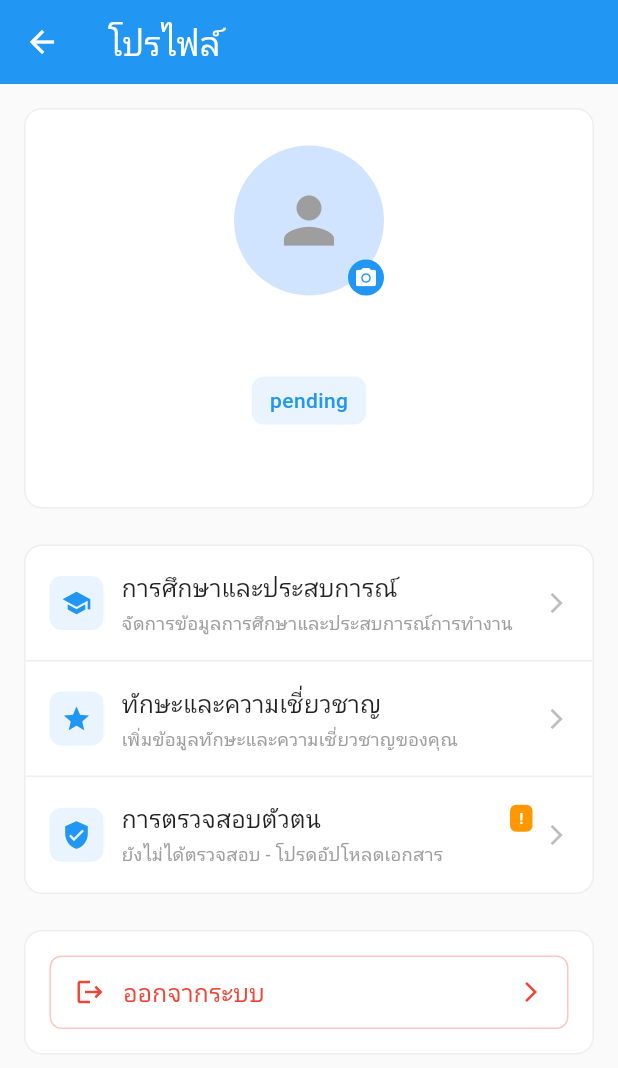
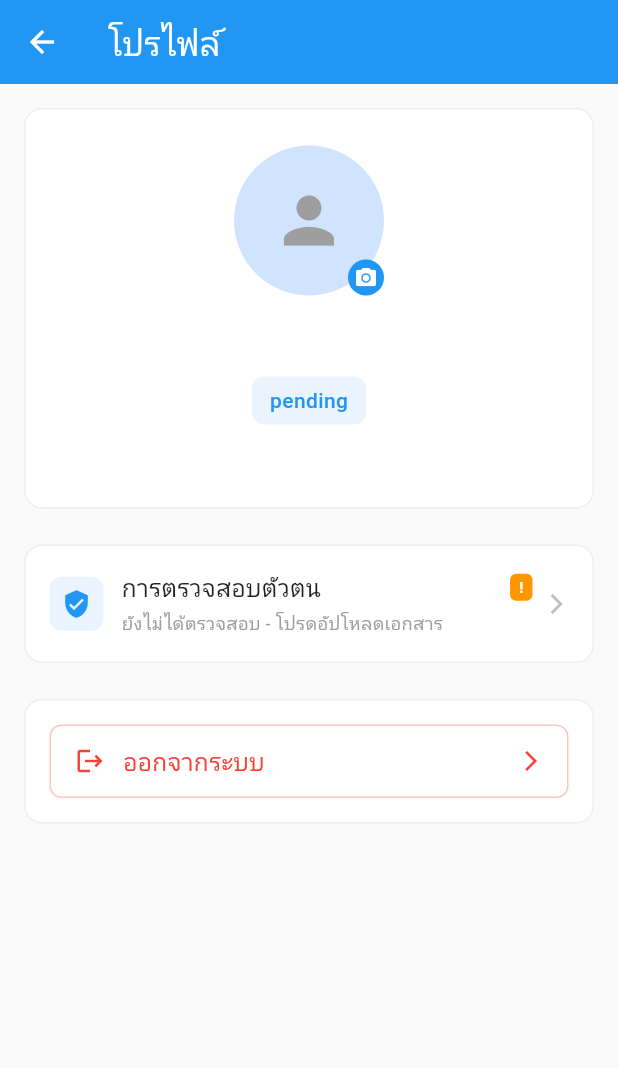
Before and after one commit to praponb/Jobs4Dent_Flutter_v2, a Flutter app: the HomeScreen screen opened directly, scrolled down 576 dp, after a tap on the "person" icon, on a phone screen of 412 x 824 dp. Shown: the top 1068 px of the screen. Run offline on Flutter 3.47's test engine with Material 3 defaults, Android fonts, the light colour scheme and no system bars; our stand-ins replace cached_network_image, cloud_firestore, firebase_auth, firebase_core, firebase_storage, fl_chart and 9 more; accounts and stored records are empty.

Commit message:
modified:   jobs4dent/lib/screens/home/dentist_dashboard.dart 	modified:   jobs4dent/lib/screens/home/home_screen.dart 	modified:   jobs4dent/lib/screens/home/widgets/dentist_quick_actions.dart 	modified:   jobs4dent/lib/screens/profile/data/profile_menu_data.dart 	modified:   jobs4dent/lib/screens/profile/dentist_mini_resume_screen.dart

```diff
--- a/jobs4dent/lib/screens/home/dentist_dashboard.dart
+++ b/jobs4dent/lib/screens/home/dentist_dashboard.dart
@@ -107,9 +107,9 @@ class _DentistDashboardState extends State<DentistDashboard> {
                   const SizedBox(height: 24),
 
                   // Availability Calendar Section
-                  DentistAvailabilitySection(
-                    onManageTap: () => _showAvailabilityDialog(),
-                  ),
+                  // DentistAvailabilitySection(
+                  //   onManageTap: () => _showAvailabilityDialog(),
+                  // ),
                 ],
               ),
             ),
--- a/jobs4dent/lib/screens/home/home_screen.dart
+++ b/jobs4dent/lib/screens/home/home_screen.dart
@@ -3,7 +3,7 @@ import 'package:provider/provider.dart';
 import '../../providers/auth_provider.dart';
 import 'dentist_dashboard.dart';
 import 'clinic_dashboard.dart';
-import 'seller_dashboard.dart';
+// import 'seller_dashboard.dart';
 import '../profile/profile_screen.dart';
 
 class HomeScreen extends StatefulWidget {
@@ -42,11 +42,12 @@ class _HomeScreenState extends State<HomeScreen> {
     switch (_currentIndex) {
       case 0:
         return _getDashboard(userType);
+      // case 1:
+      //   return _getSecondaryScreen(userType);
+      // case 2:
+      //   return _getThirdScreen(userType);
+      //case 3:
       case 1:
-        return _getSecondaryScreen(userType);
-      case 2:
-        return _getThirdScreen(userType);
-      case 3:
         return const ProfileScreen();
       default:
         return _getDashboard(userType);
@@ -60,32 +61,32 @@ class _HomeScreenState extends State<HomeScreen> {
         return const DentistDashboard();
       case 'clinic':
         return const ClinicDashboard();
-      case 'seller':
-        return const SellerDashboard();
+      // case 'seller':
+      //   return const SellerDashboard();
       default:
         return const DentistDashboard();
     }
   }
 
-  Widget _getSecondaryScreen(String userType) {
-    // This would be Jobs for dentists, Applications for clinics, etc.
-            return const Center(
-          child: Text(
-            'หน้าจอรอง',
-            style: TextStyle(fontSize: 24),
-          ),
-        );
-  }
+  // Widget _getSecondaryScreen(String userType) {
+  //   // This would be Jobs for dentists, Applications for clinics, etc.
+  //           return const Center(
+  //         child: Text(
+  //           'หน้าจอรอง',
+  //           style: TextStyle(fontSize: 24),
+  //         ),
+  //       );
+  // }
 
-  Widget _getThirdScreen(String userType) {
-    // This would be Marketplace, Messages, etc.
-            return const Center(
-          child: Text(
-            'หน้าจอที่สาม',
-            style: TextStyle(fontSize: 24),
-          ),
-        );
-  }
+  // Widget _getThirdScreen(String userType) {
+  //   // This would be Marketplace, Messages, etc.
+  //           return const Center(
+  //         child: Text(
+  //           'หน้าจอที่สาม',
+  //           style: TextStyle(fontSize: 24),
+  //         ),
+  //       );
+  // }
 
   BottomNavigationBar _buildBottomNavigationBar(String userType) {
     List<BottomNavigationBarItem> items = [];
@@ -98,14 +99,14 @@ class _HomeScreenState extends State<HomeScreen> {
             icon: Icon(Icons.dashboard),
             label: 'แดชบอร์ด',
           ),
-          const BottomNavigationBarItem(
-            icon: Icon(Icons.work),
-            label: 'งาน',
-          ),
-          const BottomNavigationBarItem(
-            icon: Icon(Icons.store),
-            label: 'ตลาดซื้อขาย',
-          ),
+          // const BottomNavigationBarItem(
+          //   icon: Icon(Icons.work),
+          //   label: 'งาน',
+          // ),
+          // const BottomNavigationBarItem(
+          //   icon: Icon(Icons.store),
+          //   label: 'ตลาดซื้อขาย',
+          // ),
           const BottomNavigationBarItem(
             icon: Icon(Icons.person),
             label: 'โปรไฟล์',
@@ -118,54 +119,54 @@ class _HomeScreenState extends State<HomeScreen> {
             icon: Icon(Icons.dashboard),
             label: 'แดชบอร์ด',
           ),
-          const BottomNavigationBarItem(
-            icon: Icon(Icons.post_add),
-            label: 'ประกาศงาน',
-          ),
-          const BottomNavigationBarItem(
-            icon: Icon(Icons.people),
-            label: 'ใบสมัคร',
-          ),
+          // const BottomNavigationBarItem(
+          //   icon: Icon(Icons.post_add),
+          //   label: 'ประกาศงาน',
+          // ),
+          // const BottomNavigationBarItem(
+          //   icon: Icon(Icons.people),
+          //   label: 'ใบสมัคร',
+          // ),
           const BottomNavigationBarItem(
             icon: Icon(Icons.person),
             label: 'โปรไฟล์',
           ),
         ];
         break;
-      case 'seller':
-        items = [
-          const BottomNavigationBarItem(
-            icon: Icon(Icons.dashboard),
-            label: 'แดชบอร์ด',
-          ),
-          const BottomNavigationBarItem(
-            icon: Icon(Icons.inventory),
-            label: 'สินค้า',
-          ),
-          const BottomNavigationBarItem(
-            icon: Icon(Icons.shopping_cart),
-            label: 'คำสั่งซื้อ',
-          ),
-          const BottomNavigationBarItem(
-            icon: Icon(Icons.person),
-            label: 'โปรไฟล์',
-          ),
-        ];
-        break;
+      // case 'seller':
+      //   items = [
+      //     const BottomNavigationBarItem(
+      //       icon: Icon(Icons.dashboard),
+      //       label: 'แดชบอร์ด',
+      //     ),
+      //     const BottomNavigationBarItem(
+      //       icon: Icon(Icons.inventory),
+      //       label: 'สินค้า',
+      //     ),
+      //     const BottomNavigationBarItem(
+      //       icon: Icon(Icons.shopping_cart),
+      //       label: 'คำสั่งซื้อ',
+      //     ),
+      //     const BottomNavigationBarItem(
+      //       icon: Icon(Icons.person),
+      //       label: 'โปรไฟล์',
+      //     ),
+      //   ];
+      //   break;
       default:
         items = [
           const BottomNavigationBarItem(
             icon: Icon(Icons.dashboard),
             label: 'แดชบอร์ด',
           ),
-          const BottomNavigationBarItem(
-            icon: Icon(Icons.work),
-            label: 'งาน',
-          ),
-          const BottomNavigationBarItem(
-            icon: Icon(Icons.store),
-            label: 'ตลาดซื้อขาย',
-          ),
+          // const BottomNavigationBarItem(
+          //   icon: Icon(Icons.work),
+          //   label: 'งาน',
+          // ),
+          // const BottomNavigationBarItem(
+          //   icon: Icon(Icons.store),
+          //   label: 'ตลาดซื้อขาย',
+          // ),
           const BottomNavigationBarItem(
             icon: Icon(Icons.person),
             label: 'โปรไฟล์',
--- a/jobs4dent/lib/screens/home/widgets/dentist_quick_actions.dart
+++ b/jobs4dent/lib/screens/home/widgets/dentist_quick_actions.dart
@@ -6,7 +6,7 @@ import '../../jobs/my_applications_screen.dart';
 import '../../profile/dentist_mini_resume_screen.dart';
 import '../../profile/assistant_mini_resume_screen.dart';
 import '../../profile/document_verification_screen.dart';
-import '../../marketplace/marketplace_screen.dart';
+// import '../../marketplace/marketplace_screen.dart';
 import '../../../providers/auth_provider.dart';
 
 /// Quick actions widget for dentist dashboard
@@ -109,35 +109,35 @@ class DentistQuickActions extends StatelessWidget {
             ),
           ],
         ),
-        const SizedBox(height: 12),
-        Row(
-          children: [
-            Expanded(
-              child: _ActionCard(
-                title: 'ตลาด',
-                subtitle: 'ซื้อ/ขายผลิตภัณฑ์',
-                icon: Icons.store,
-                color: Colors.green,
-                onTap: () {
-                  Navigator.push(
-                    context,
-                    MaterialPageRoute(builder: (context) => const MarketplaceScreen()),
-                  );
-                },
-              ),
-            ),
-            const SizedBox(width: 12),
-            Expanded(
-              child: _ActionCard(
-                title: 'ความพร้อม',
-                subtitle: 'จัดการปฏิทิน',
-                icon: Icons.event_available,
-                color: Colors.purple,
-                onTap: onAvailabilityTap,
-              ),
-            ),
-          ],
-        ),
+        // const SizedBox(height: 12),
+        // Row(
+        //   children: [
+        //     Expanded(
+        //       child: _ActionCard(
+        //         title: 'ตลาด',
+        //         subtitle: 'ซื้อ/ขายผลิตภัณฑ์',
+        //         icon: Icons.store,
+        //         color: Colors.green,
+        //         onTap: () {
+        //           Navigator.push(
+        //             context,
+        //             MaterialPageRoute(builder: (context) => const MarketplaceScreen()),
+        //           );
+        //         },
+        //       ),
+        //     ),
+        //     const SizedBox(width: 12),
+        //     Expanded(
+        //       child: _ActionCard(
+        //         title: 'ความพร้อม',
+        //         subtitle: 'จัดการปฏิทิน',
+        //         icon: Icons.event_available,
+        //         color: Colors.purple,
+        //         onTap: onAvailabilityTap,
+        //       ),
+        //     ),
+        //   ],
+        // ),
       ],
     );
   }
--- a/jobs4dent/lib/screens/profile/data/profile_menu_data.dart
+++ b/jobs4dent/lib/screens/profile/data/profile_menu_data.dart
@@ -1,13 +1,13 @@
 import 'package:flutter/material.dart';
 import '../../../models/user_model.dart';
-import '../education_experience_screen.dart';
-import '../skills_specialties_screen.dart';
-import '../work_location_preference_screen.dart';
-import '../branch_management_screen.dart';
+// import '../education_experience_screen.dart';
+// import '../skills_specialties_screen.dart';
+// import '../work_location_preference_screen.dart';
+// import '../branch_management_screen.dart';
 import '../role_switcher_screen.dart';
 import '../document_verification_screen.dart';
-import '../dentist_mini_resume_screen.dart';
-import '../assistant_mini_resume_screen.dart';
+// import '../dentist_mini_resume_screen.dart';
+// import '../assistant_mini_resume_screen.dart';
 
 class ProfileMenuItem {
   final IconData icon;
@@ -34,39 +34,39 @@ class ProfileMenuData {
     List<ProfileMenuItem> items = [];
 
     // Common menu items for all users
-    items.addAll([
-      ProfileMenuItem(
-        icon: Icons.school,
-        title: 'การศึกษาและประสบการณ์',
-        subtitle: 'จัดการข้อมูลการศึกษาและประสบการณ์การทำงาน',
-        onTap: () => Navigator.push(
-          context,
-          MaterialPageRoute(builder: (context) => const EducationExperienceScreen()),
-        ),
-      ),
-      ProfileMenuItem(
-        icon: Icons.star,
-        title: 'ทักษะและความเชี่ยวชาญ',
-        subtitle: 'เพิ่มข้อมูลทักษะและความเชี่ยวชาญของคุณ',
-        onTap: () => Navigator.push(
-          context,
-          MaterialPageRoute(builder: (context) => const SkillsSpecialtiesScreen()),
-        ),
-      ),
-    ]);
+    // items.addAll([
+    //   ProfileMenuItem(
+    //     icon: Icons.school,
+    //     title: 'การศึกษาและประสบการณ์',
+    //     subtitle: 'จัดการข้อมูลการศึกษาและประสบการณ์การทำงาน',
+    //     onTap: () => Navigator.push(
+    //       context,
+    //       MaterialPageRoute(builder: (context) => const EducationExperienceScreen()),
+    //     ),
+    //   ),
+    //   ProfileMenuItem(
+    //     icon: Icons.star,
+    //     title: 'ทักษะและความเชี่ยวชาญ',
+    //     subtitle: 'เพิ่มข้อมูลทักษะและความเชี่ยวชาญของคุณ',
+    //     onTap: () => Navigator.push(
+    //       context,
+    //       MaterialPageRoute(builder: (context) => const SkillsSpecialtiesScreen()),
+    //     ),
+    //   ),
+    // ]);
 
     // User type specific menu items
-    if (user.userType == 'dentist') {
-      items.addAll(_getDentistMenuItems(user, context));
-    } else if (user.userType == 'assistant') {
-      items.addAll(_getAssistantMenuItems(user, context));
-    } else if (user.userType == 'clinic') {
-      items.addAll(_getClinicMenuItems(user, context));
-    } else if (user.userType == 'seller') {
-      items.addAll(_getSellerMenuItems(user, context));
-    } else if (user.userType == 'admin') {
-      items.addAll(_getAdminMenuItems(user, context));
-    }
+    // if (user.userType == 'dentist') {
+    //   items.addAll(_getDentistMenuItems(user, context));
+    // } else if (user.userType == 'assistant') {
+    //   items.addAll(_getAssistantMenuItems(user, context));
+    // } else if (user.userType == 'clinic') {
+    //   items.addAll(_getClinicMenuItems(user, context));
+    // } else if (user.userType == 'seller') {
+    //   items.addAll(_getSellerMenuItems(user, context));
+    // } else if (user.userType == 'admin') {
+    //   items.addAll(_getAdminMenuItems(user, context));
+    // }
 
     // Common verification and role management
     items.addAll([
@@ -101,77 +101,77 @@ class ProfileMenuData {
     return items;
   }
 
-  static List<ProfileMenuItem> _getDentistMenuItems(UserModel user, BuildContext context) {
-    return [
-      ProfileMenuItem(
-        icon: Icons.account_circle,
-        title: 'ประวัติส่วนตัว',
-        subtitle: 'จัดการข้อมูลส่วนตัวและประวัติทันตแพทย์',
-        onTap: () => Navigator.push(
-          context,
-          MaterialPageRoute(builder: (context) => const DentistMiniResumeScreen()),
-        ),
-      ),
-      ProfileMenuItem(
-        icon: Icons.location_on,
-        title: 'การตั้งค่าสถานที่ทำงาน',
-        subtitle: 'เลือกสถานที่ที่ต้องการทำงาน',
-        onTap: () => Navigator.push(
-          context,
-          MaterialPageRoute(builder: (context) => const WorkLocationPreferenceScreen()),
-        ),
-      ),
-    ];
-  }
+  // static List<ProfileMenuItem> _getDentistMenuItems(UserModel user, BuildContext context) {
+  //   return [
+  //     ProfileMenuItem(
+  //       icon: Icons.account_circle,
+  //       title: 'ประวัติส่วนตัว',
+  //       subtitle: 'จัดการข้อมูลส่วนตัวและประวัติทันตแพทย์',
+  //       onTap: () => Navigator.push(
+  //         context,
+  //         MaterialPageRoute(builder: (context) => const DentistMiniResumeScreen()),
+  //       ),
+  //     ),
+  //     ProfileMenuItem(
+  //       icon: Icons.location_on,
+  //       title: 'การตั้งค่าสถานที่ทำงาน',
+  //       subtitle: 'เลือกสถานที่ที่ต้องการทำงาน',
+  //       onTap: () => Navigator.push(
+  //         context,
+  //         MaterialPageRoute(builder: (context) => const WorkLocationPreferenceScreen()),
+  //       ),
+  //     ),
+  //   ];
+  // }
 
-  static List<ProfileMenuItem> _getAssistantMenuItems(UserModel user, BuildContext context) {
-    return [
-      ProfileMenuItem(
-        icon: Icons.account_circle,
-        title: 'ประวัติผู้ช่วยทันตแพทย์',
-        subtitle: 'จัดการข้อมูลส่วนตัวและทักษะ',
-        onTap: () => Navigator.push(
-          context,
-          MaterialPageRoute(builder: (context) => const AssistantMiniResumeScreen()),
-        ),
-      ),
-      ProfileMenuItem(
-        icon: Icons.location_on,
-        title: 'การตั้งค่าสถานที่ทำงาน',
-        subtitle: 'เลือกสถานที่ที่ต้องการทำงาน',
-        onTap: () => Navigator.push(
-          context,
-          MaterialPageRoute(builder: (context) => const WorkLocationPreferenceScreen()),
-        ),
-      ),
-    ];
-  }
+  // static List<ProfileMenuItem> _getAssistantMenuItems(UserModel user, BuildContext context) {
+  //   return [
+  //     ProfileMenuItem(
+  //       icon: Icons.account_circle,
+  //       title: 'ประวัติผู้ช่วยทันตแพทย์',
+  //       subtitle: 'จัดการข้อมูลส่วนตัวและทักษะ',
+  //       onTap: () => Navigator.push(
+  //         context,
+  //         MaterialPageRoute(builder: (context) => const AssistantMiniResumeScreen()),
+  //       ),
+  //     ),
+  //     ProfileMenuItem(
+  //       icon: Icons.location_on,
+  //       title: 'การตั้งค่าสถานที่ทำงาน',
+  //       subtitle: 'เลือกสถานที่ที่ต้องการทำงาน',
+  //       onTap: () => Navigator.push(
+  //         context,
+  //         MaterialPageRoute(builder: (context) => const WorkLocationPreferenceScreen()),
+  //       ),
+  //     ),
+  //   ];
+  // }
 
-  static List<ProfileMenuItem> _getClinicMenuItems(UserModel user, BuildContext context) {
-    return [
-      ProfileMenuItem(
-        icon: Icons.business,
-        title: 'จัดการสาขา',
-        subtitle: 'เพิ่ม แก้ไข หรือลบสาขาของคลินิก',
-        onTap: () => Navigator.push(
-          context,
-          MaterialPageRoute(builder: (context) => const BranchManagementScreen()),
-        ),
-      ),
-    ];
-  }
+  // static List<ProfileMenuItem> _getClinicMenuItems(UserModel user, BuildContext context) {
+  //   return [
+  //     ProfileMenuItem(
+  //       icon: Icons.business,
+  //       title: 'จัดการสาขา',
+  //       subtitle: 'เพิ่ม แก้ไข หรือลบสาขาของคลินิก',
+  //       onTap: () => Navigator.push(
+  //         context,
+  //         MaterialPageRoute(builder: (context) => const BranchManagementScreen()),
+  //       ),
+  //     ),
+  //   ];
+  // }
 
-  static List<ProfileMenuItem> _getSellerMenuItems(UserModel user, BuildContext context) {
-    return [
-      // Add seller-specific menu items here
-    ];
-  }
+  // static List<ProfileMenuItem> _getSellerMenuItems(UserModel user, BuildContext context) {
+  //   return [
+  //     // Add seller-specific menu items here
+  //   ];
+  // }
 
-  static List<ProfileMenuItem> _getAdminMenuItems(UserModel user, BuildContext context) {
-    return [
-      // Add admin-specific menu items here
-    ];
-  }
+  // static List<ProfileMenuItem> _getAdminMenuItems(UserModel user, BuildContext context) {
+  //   return [
+  //     // Add admin-specific menu items here
+  //   ];
+  // }
 
   static String _getVerificationSubtitle(String status) {
     switch (status) {
```
Also changed, not shown: jobs4dent/lib/screens/profile/dentist_mini_resume_screen.dart (+31 -0 lines).
